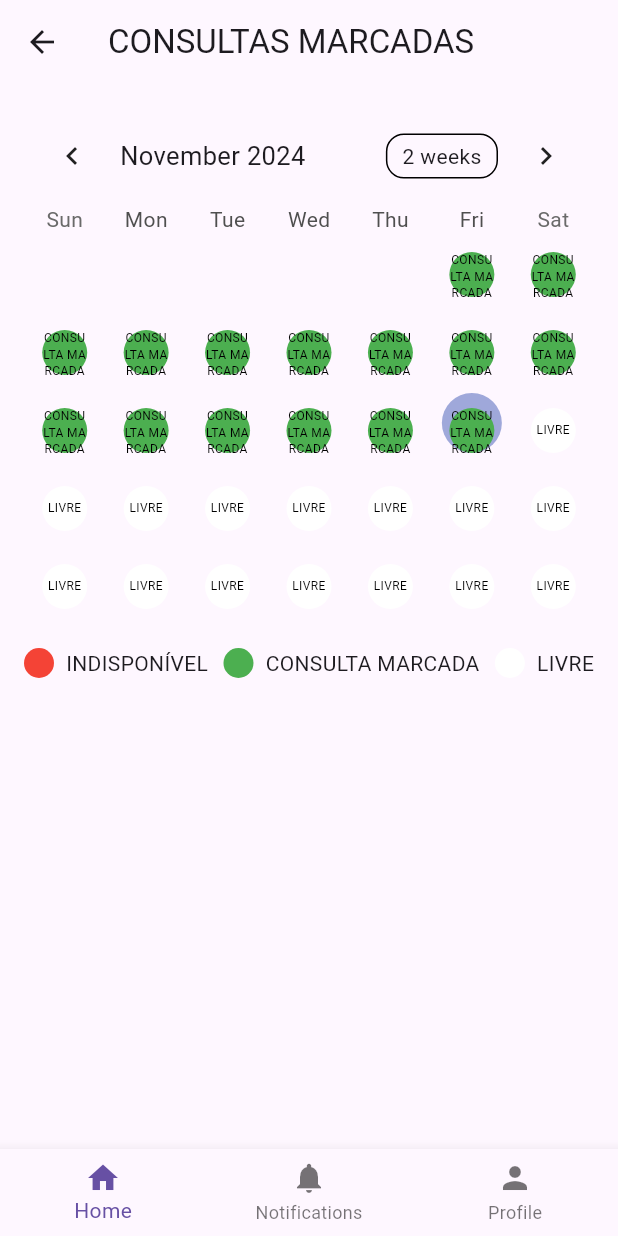
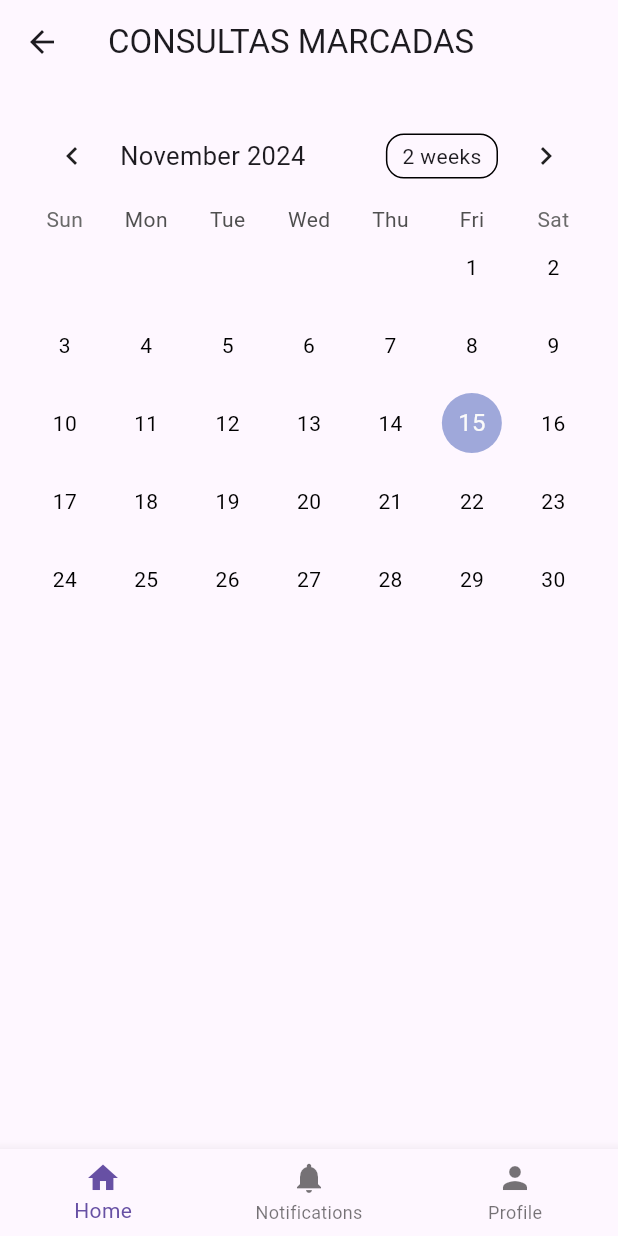
Before and after one commit to Wesleyszs/gym_app, a Flutter app: the HomeScreen screen opened by its route, on a phone screen of 412 x 824 dp. Run offline on Flutter 3.47's test engine with Material 3 defaults, Android fonts, the phone set to English and light mode, and no system bars; drawn by our look-alikes of table_calendar.

Commit message:
ajustado os nomes
ajustado a logica de um calendario

```diff
--- a/lib/screens/home_screen.dart
+++ b/lib/screens/home_screen.dart
@@ -41,28 +41,35 @@ class _HomeScreenState extends State<HomeScreen> {
                 });
               },
               calendarBuilders: CalendarBuilders(
-                markerBuilder: (context, day, events) {
+                defaultBuilder: (context, day, focusedDay) {
                   if (_markedDates.containsKey(day) && _markedDates[day]!) {
-                    return _buildMarker(day, Colors.red, "INDISPONÍVEL");
-                  } else if (day.isBefore(DateTime.now())) {
-                    return _buildMarker(day, Colors.green, "CONSULTA MARCADA");
+                    return Container(
+                      width: 30,
+                      height: 30,
+                      decoration: BoxDecoration(
+                        color: Colors.red,
+                        shape: BoxShape.circle,
+                      ),
+                      child: Center(
+                        child: Text(
+                          '${day.day}',
+                          style: TextStyle(color: Colors.white),
+                        ),
+                      ),
+                    );
                   } else {
-                    return _buildMarker(day, Colors.white, "LIVRE");
+                    return Center(
+                      child: Text(
+                        '${day.day}',
+                        style: TextStyle(color: Colors.black),
+                      ),
+                    );
                   }
                 },
               ),
               calendarStyle: CalendarStyle(
                 outsideDaysVisible: false,
               ),
-            ),
-            SizedBox(height: 20),
-            Row(
-              mainAxisAlignment: MainAxisAlignment.spaceBetween,
-              children: [
-                _buildLegend("INDISPONÍVEL", Colors.red),
-                _buildLegend("CONSULTA MARCADA", Colors.green),
-                _buildLegend("LIVRE", Colors.white),
-              ],
             ),
           ],
         ),
@@ -85,40 +92,4 @@ class _HomeScreenState extends State<HomeScreen> {
       ),
     );
   }
-
-  Widget _buildMarker(DateTime day, Color color, String label) {
-    return Container(
-      width: 30,
-      height: 30,
-      margin: const EdgeInsets.all(6.0),
-      decoration: BoxDecoration(
-        color: color,
-        shape: BoxShape.circle,
-      ),
-      child: Center(
-        child: Text(
-          label,
-          style: TextStyle(color: Colors.black, fontSize: 8),
-          textAlign: TextAlign.center,
-        ),
-      ),
-    );
-  }
-
-  Widget _buildLegend(String label, Color color) {
-    return Row(
-      children: [
-        Container(
-          width: 20,
-          height: 20,
-          decoration: BoxDecoration(
-            color: color,
-            shape: BoxShape.circle,
-          ),
-        ),
-        SizedBox(width: 8),
-        Text(label),
-      ],
-    );
-  }
 }
```
